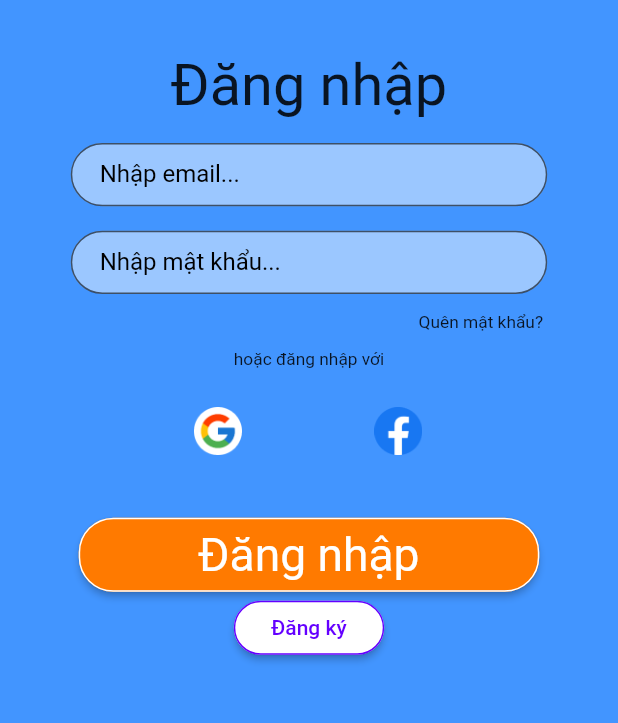
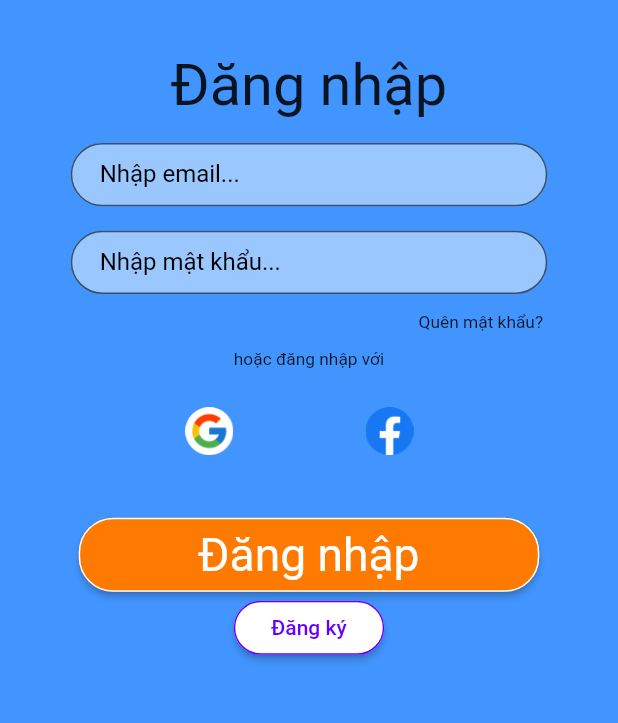
Before and after one commit to hieutran018/hab_app_trac_nghiem, a Flutter app: the LoginScreen screen opened directly, on a phone screen of 412 x 824 dp, the part 297-1020 px from its top. Run offline on Flutter 3.47's test engine with Material 2 defaults, Android fonts, the phone set to English and light mode, and no system bars; our stand-ins replace flutter_screenutil, persistent_bottom_nav_bar, stroke_text.

Commit message:
fiz size login button soicals

```diff
--- a/lib/main.dart
+++ b/lib/main.dart
@@ -1,5 +1,6 @@
 import 'package:flutter/material.dart';
 import 'package:flutter_screenutil/flutter_screenutil.dart';
+import 'package:hab_app_trac_nghiem/ui/login_screen.dart';
 // import 'package:hab_app_trac_nghiem/ui/flash_screen.dart';
 import 'package:hab_app_trac_nghiem/ui/main_screen.dart';
 // import 'package:hab_app_trac_nghiem/ui/login_screen.dart';
@@ -25,7 +26,7 @@ class MyApp extends StatelessWidget {
         builder: (context, child) {
           return const MaterialApp(
             debugShowCheckedModeBanner: false,
-            home: MainScreen(),
+            home: LoginScreen(),
           );
         });
   }
--- a/lib/ui/login_screen.dart
+++ b/lib/ui/login_screen.dart
@@ -85,7 +85,7 @@ class LoginScreenState extends State<LoginScreen> {
                   ),
                 ),
                 Padding(
-                  padding: EdgeInsets.fromLTRB(126.w, 18.w, 126.w, 0.w),
+                  padding: EdgeInsets.fromLTRB(120.w, 18.w, 120.w, 0.w),
                   child: Row(
                       crossAxisAlignment: CrossAxisAlignment.center,
                       children: [
```
